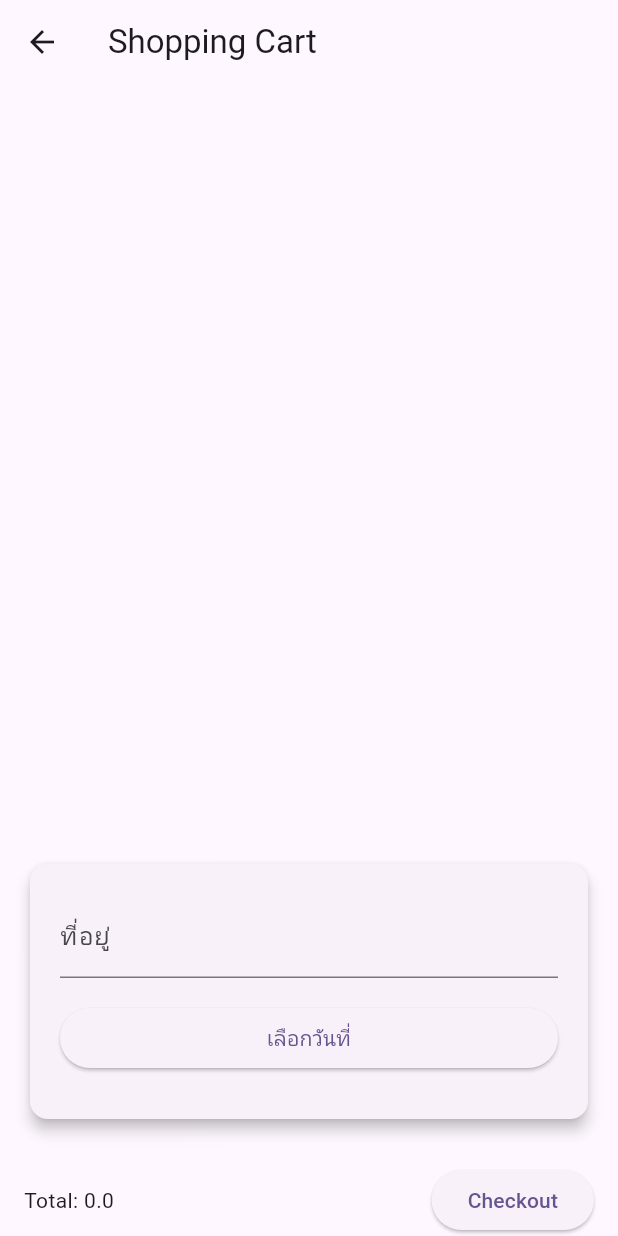
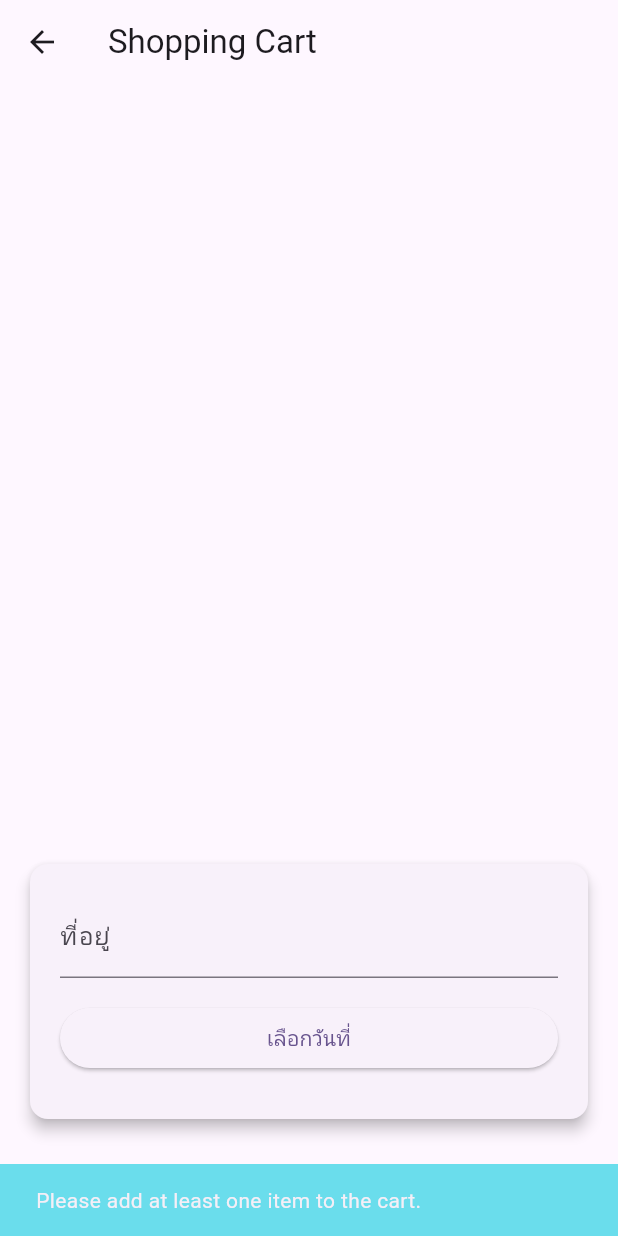
Before and after one commit to Knabi123/Industry_Move, a Flutter app: the ShoppingCart screen opened directly with empty values, after a tap on "Checkout", on a phone screen of 412 x 824 dp. Run offline on Flutter 3.47's test engine with Material 3 defaults, Android fonts, the phone set to English and light mode, and no system bars; our stand-ins replace cloud_firestore, curved_navigation_bar, firebase_auth, firebase_core, firebase_storage, get and 2 more; missing offline and left inert: flutter_facebook_auth; accounts and stored records are empty.

Commit message:
Validation

```diff
--- a/lib/src/buyproduct.dart
+++ b/lib/src/buyproduct.dart
@@ -1,4 +1,4 @@
-// ignore_for_file: prefer_const_constructors, avoid_print, use_key_in_widget_constructors, library_private_types_in_public_api, non_constant_identifier_names, prefer_const_constructors_in_immutables
+// ignore_for_file: prefer_const_constructors, avoid_print, use_key_in_widget_constructors, library_private_types_in_public_api, non_constant_identifier_names, prefer_const_constructors_in_immutables, unused_import
 
 import 'dart:math';
 
@@ -346,14 +346,42 @@ class _ShoppingCartState extends State<ShoppingCart> {
   }
 
   void submit() {
-    // เชื่อมต่อกับ collection 'Order' ใน Firestore
     CollectionReference orders = FirebaseFirestore.instance.collection('Order');
     var random = Random();
     String OrderId = '';
+    if (widget.cartItems.isEmpty) {
+      ScaffoldMessenger.of(context).showSnackBar(
+        SnackBar(
+          content: Text('Please add at least one item to the cart.'),
+          backgroundColor: Color.fromARGB(255, 106, 221, 236),
+        ),
+      );
+      return;
+    }
+    if (addressController.text.isEmpty || addressController.text.length < 10) {
+      ScaffoldMessenger.of(context).showSnackBar(
+        SnackBar(
+          content:
+              Text('Please enter a valid address (minimum 10 characters).'),
+          backgroundColor: Color.fromARGB(255, 106, 221, 236),
+        ),
+      );
+      return;
+    }
+    if (selectedDate == null ||
+        selectedDate!.isBefore(DateTime.now().add(Duration(days: 3)))) {
+      ScaffoldMessenger.of(context).showSnackBar(
+        SnackBar(
+          content:
+              Text('Please select a valid date (at least 3 days from now).'),
+          backgroundColor: Color.fromARGB(202, 247, 0, 222),
+        ),
+      );
+      return;
+    }
     for (var i = 0; i < 6; i++) {
       OrderId += (random.nextInt(10)).toString();
     }
-    // วนลูปเพื่อสร้างเอกสารสำหรับแต่ละสินค้าในตะกร้า
     for (var cartItem in widget.cartItems) {
       orders.add({
         'OrderID': OrderId,
@@ -372,10 +400,7 @@ class _ShoppingCartState extends State<ShoppingCart> {
       });
     }
 
-    // ล้างตะกร้าหลังจากที่ส่งคำสั่งซื้อเสร็จ
     widget.cartItems.clear();
-    setState(() {
-      // ต้อง setState เพื่อให้ UI รีเฟรชแสดงว่าตะกร้าว่าง
-    });
+    setState(() {});
   }
 }
--- a/lib/src_user/order_detail_user.dart
+++ b/lib/src_user/order_detail_user.dart
@@ -1,4 +1,4 @@
-// ignore_for_file: library_private_types_in_public_api, no_leading_underscores_for_local_identifiers, prefer_const_constructors, avoid_print, no_logic_in_create_state
+// ignore_for_file: library_private_types_in_public_api, no_leading_underscores_for_local_identifiers, prefer_const_constructors, avoid_print, no_logic_in_create_state, non_constant_identifier_names
 import 'dart:io';
 
 import 'package:cloud_firestore/cloud_firestore.dart';
```
Also changed, not shown: lib/src/addproduct.dart (+44 -3 lines).
